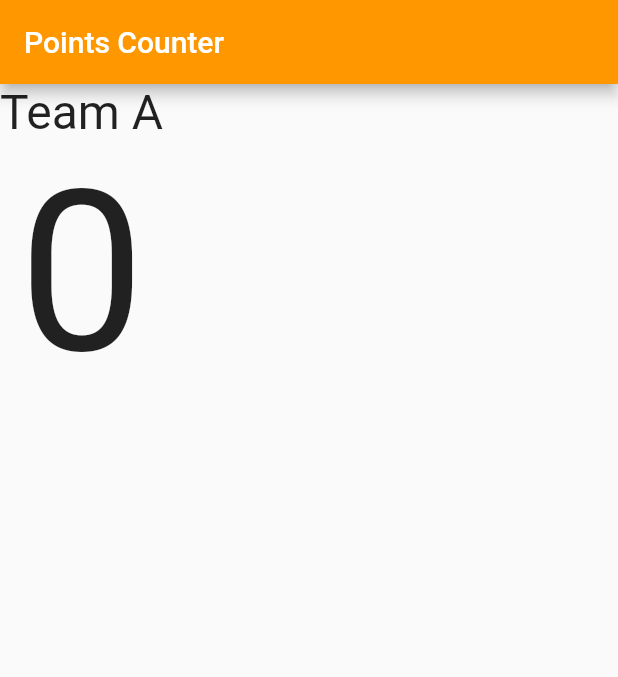
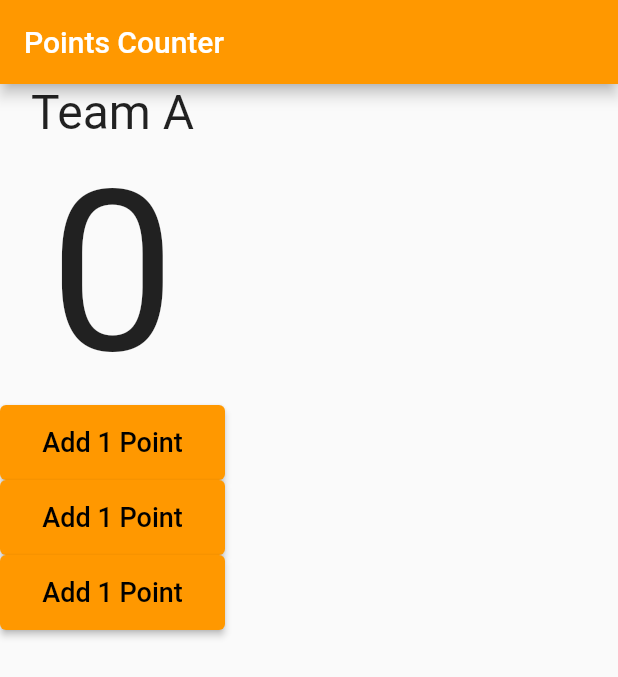
Before and after one commit to ymnairat/Basketball-Points-Counter-App, a Flutter app: the screen it shows after launch, on a phone screen of 412 x 824 dp. Shown: the top 677 px of the screen. Run offline on Flutter 3.47's test engine with Material 2 defaults, Android fonts, the phone set to English and light mode, and no system bars.

Commit message:
Add elevated buttons

```diff
--- a/lib/main.dart
+++ b/lib/main.dart
@@ -16,18 +16,57 @@ class BasketballPointsCounterApp extends StatelessWidget {
           backgroundColor: Colors.orange,
           title: const Text('Points Counter'),
         ),
-        body: const Column(
+        body: Column(
           children: [
-            Text(
+            const Text(
               'Team A',
               style: TextStyle(
                 fontSize: 32,
               ),
             ),
-            Text(
+            const Text(
               '0',
               style: TextStyle(
                 fontSize: 150,
+              ),
+            ),
+            ElevatedButton(
+              style: ElevatedButton.styleFrom(
+                  backgroundColor: Colors.orange,
+                  minimumSize: const Size(150, 50)),
+              onPressed: () {},
+              child: const Text(
+                'Add 1 Point',
+                style: TextStyle(
+                  fontSize: 18,
+                  color: Colors.black,
+                ),
+              ),
+            ),
+            ElevatedButton(
+              style: ElevatedButton.styleFrom(
+                  backgroundColor: Colors.orange,
+                  minimumSize: const Size(150, 50)),
+              onPressed: () {},
+              child: const Text(
+                'Add 1 Point',
+                style: TextStyle(
+                  fontSize: 18,
+                  color: Colors.black,
+                ),
+              ),
+            ),
+            ElevatedButton(
+              style: ElevatedButton.styleFrom(
+                  backgroundColor: Colors.orange,
+                  minimumSize: const Size(150, 50)),
+              onPressed: () {},
+              child: const Text(
+                'Add 1 Point',
+                style: TextStyle(
+                  fontSize: 18,
+                  color: Colors.black,
+                ),
               ),
             ),
           ],
```
